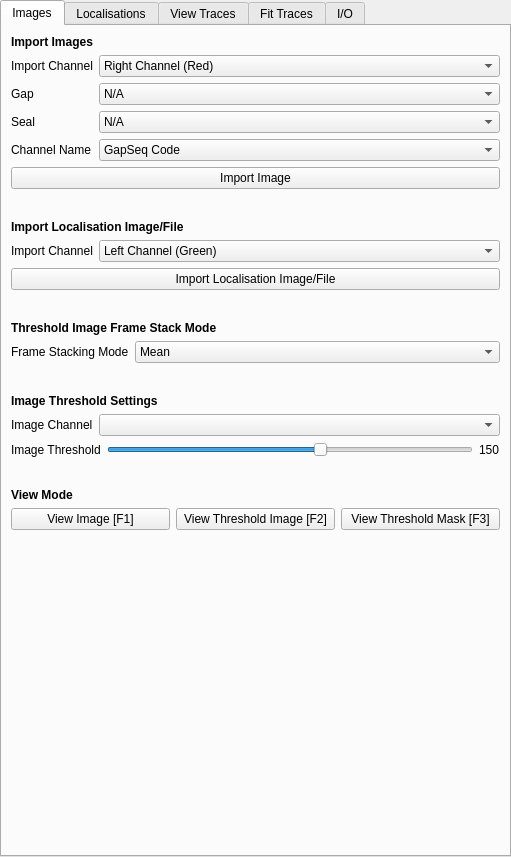
This is src/napari_gapseq/gapseq_ui.ui in piedrro/napari-GapSeq as Qt 5 draws it before an edit. The edited form follows.
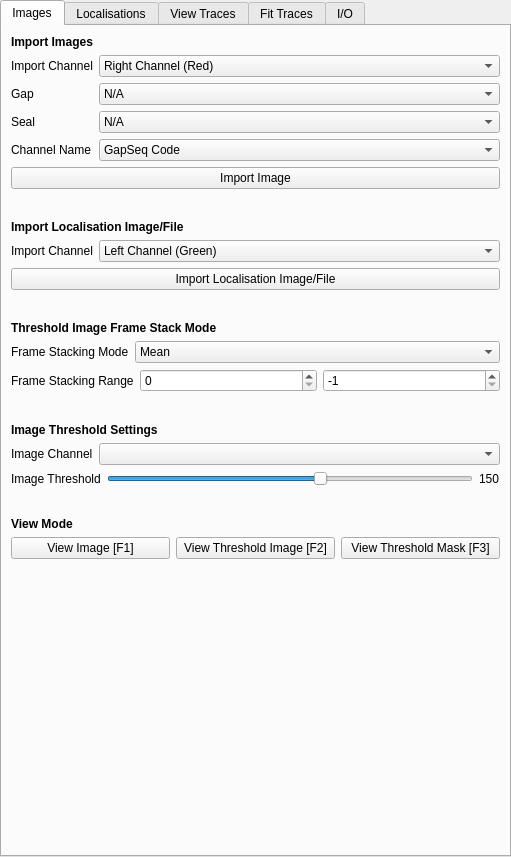
This is the edited form.

Commit message: Added frame stacking range

```diff
--- a/src/napari_gapseq/gapseq_ui.ui
+++ b/src/napari_gapseq/gapseq_ui.ui
@@ -311,6 +311,34 @@
       </item>
      </layout>
     </item>
+    <item>
+     <layout class="QFormLayout" name="formLayout_11">
+      <item row="0" column="0">
+       <widget class="QLabel" name="label_11">
+        <property name="text">
+         <string>Frame Stacking Range</string>
+        </property>
+       </widget>
+      </item>
+      <item row="0" column="1">
+       <layout class="QGridLayout" name="gridLayout_2">
+        <item row="0" column="1">
+         <widget class="QSpinBox" name="image_stack_max_frame">
+          <property name="minimum">
+           <number>-1</number>
+          </property>
+          <property name="value">
+           <number>-1</number>
+          </property>
+         </widget>
+        </item>
+        <item row="0" column="0">
+         <widget class="QSpinBox" name="image_stack_min_frame"/>
+        </item>
+       </layout>
+      </item>
+     </layout>
+    </item>
     <item>
      <spacer name="verticalSpacer_14">
       <property name="orientation">
```
The commit also changes 2 other files.
